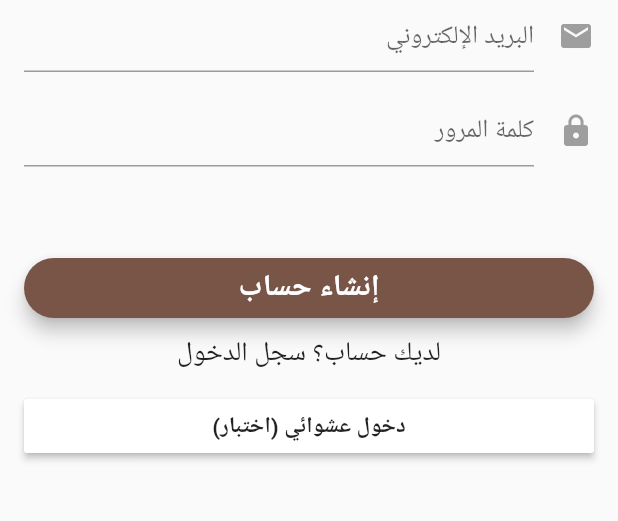
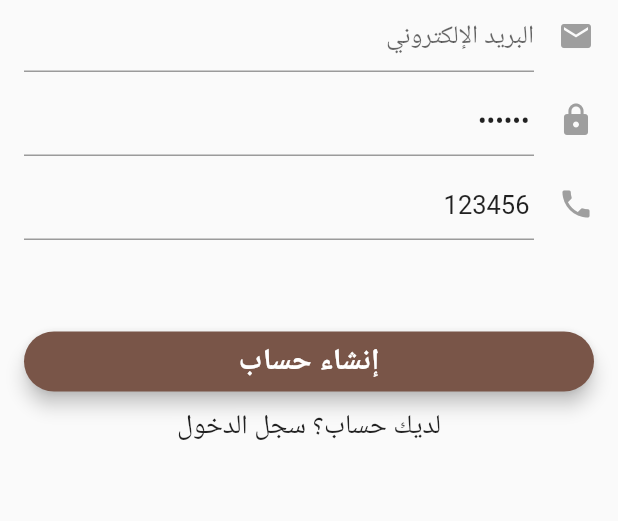
Before and after one commit to rami-alloush/qodorat, a Flutter app: the LoginSignUpPage screen opened directly, after a tap on "تسجيل الدخول", after a tap on "إنشاء حساب جديد", on a phone screen of 412 x 824 dp, the part 396-917 px from its top. Run offline on Flutter 3.47's test engine with Material 2 defaults, Android fonts, the light colour scheme and no system bars; our stand-ins replace cloud_firestore, firebase_auth, intro_slider, shared_preferences; accounts and stored records are empty.

Commit message:
LoginSignup working with two different Forms with Email Verification

```diff
--- a/lib/db.dart
+++ b/lib/db.dart
@@ -6,9 +6,10 @@ import 'models.dart';
 class DatabaseService {
   final Firestore _db = Firestore.instance;
 
-  Future<void> createUser(FirebaseUser user) {
+  Future<void> createUser(FirebaseUser user, String phone) {
     return _db.collection('users').document(user.uid).setData({
       'email': '${user.email}',
+      'phone': '$phone',
       'paid': false,
     });
   }
--- a/lib/pages/home_page.dart
+++ b/lib/pages/home_page.dart
@@ -49,7 +49,7 @@ class HomePage extends StatelessWidget {
               return Center(
                 child: RaisedButton(
                     child: Text('Update Profile'),
-                    onPressed: () => db.createUser(user)),
+                    onPressed: () => db.createUser(user, "123446")),
               );
             }
           },
--- a/lib/pages/intro_page.dart
+++ b/lib/pages/intro_page.dart
@@ -56,7 +56,7 @@ class IntroScreenState extends State<IntroScreen> {
         color: Colors.white,
       ),
       renderSkipBtn: Text(
-        "إلفاء",
+        "إلغاء",
       ),
       renderDoneBtn: Text(
         "تم",
--- a/lib/pages/login_signup_page.dart
+++ b/lib/pages/login_signup_page.dart
@@ -3,9 +3,11 @@ import 'package:firebase_auth/firebase_auth.dart';
 import 'package:shared_preferences/shared_preferences.dart';
 import 'dart:async';
 import 'package:qodorat/pages/intro_page.dart';
+import 'package:qodorat/db.dart';
 
 class LoginSignUpPage extends StatefulWidget {
   final auth = FirebaseAuth.instance;
+  final db = DatabaseService();
 
   @override
   State<StatefulWidget> createState() => new _LoginSignUpPageState();
@@ -14,10 +16,12 @@ class LoginSignUpPage extends StatefulWidget {
 enum FormMode { LOGIN, SIGNUP }
 
 class _LoginSignUpPageState extends State<LoginSignUpPage> {
-  final _formKey = new GlobalKey<FormState>();
+  final _loginFormKey = new GlobalKey<FormState>();
+  final _signupFormKey = new GlobalKey<FormState>();
 
   String _email;
   String _password;
+  String _phone;
   String _errorMessage;
 
   // Initial form is login form
@@ -27,6 +31,7 @@ class _LoginSignUpPageState extends State<LoginSignUpPage> {
 
   final FocusNode _emailFocus = FocusNode();
   final FocusNode _passFocus = FocusNode();
+  final FocusNode _phoneFocus = FocusNode();
 
   @override
   void initState() {
@@ -36,6 +41,17 @@ class _LoginSignUpPageState extends State<LoginSignUpPage> {
       checkFirstSeen();
     });
     super.initState();
+  }
+
+  Future checkFirstSeen() async {
+    SharedPreferences prefs = await SharedPreferences.getInstance();
+    bool _seen = (prefs.getBool('seen') ?? false);
+    if (!_seen) {
+      // Never saw intro
+      prefs.setBool('seen', true);
+      Navigator.of(context)
+          .push(MaterialPageRoute(builder: (context) => IntroScreen()));
+    }
   }
 
   @override
@@ -51,31 +67,20 @@ class _LoginSignUpPageState extends State<LoginSignUpPage> {
             builder: (BuildContext context) {
           return Stack(
             children: <Widget>[
-              _showBody(context),
+              _formMode == FormMode.LOGIN
+                  ? _showLoginBody(context)
+                  : _showSignUpBody(context),
               _showCircularProgress(),
             ],
           );
         }));
   }
 
-  Future checkFirstSeen() async {
-    SharedPreferences prefs = await SharedPreferences.getInstance();
-    bool _seen = (prefs.getBool('seen') ?? false);
-//    print("Seen? " + '$_seen');
-
-    if (!_seen) {
-      // Never saw intro
-      prefs.setBool('seen', true);
-      Navigator.of(context).push(
-          MaterialPageRoute(builder: (context) => IntroScreen()));
-    }
-  }
-
-  Widget _showBody(BuildContext context) {
+  Widget _showLoginBody(BuildContext context) {
     return new Container(
         padding: EdgeInsets.all(16.0),
-        child: new Form(
-          key: _formKey,
+        child: Form(
+          key: _loginFormKey,
           child: new ListView(
             shrinkWrap: true,
             children: <Widget>[
@@ -84,18 +89,30 @@ class _LoginSignUpPageState extends State<LoginSignUpPage> {
               _showPasswordInput(),
               _showErrorMessage(),
               _showPrimaryButton(),
-              _showSecondaryButton(),
-              RaisedButton(
-                child: Text('دخول عشوائي (اختبار)'),
-                onPressed: _signInAnonymously,
-              )
+              _showSecondaryButton()
             ],
           ),
         ));
   }
 
-  void _signInAnonymously() {
-    FirebaseAuth.instance.signInAnonymously();
+  Widget _showSignUpBody(BuildContext context) {
+    return new Container(
+        padding: EdgeInsets.all(16.0),
+        child: Form(
+          key: _signupFormKey,
+          child: new ListView(
+            shrinkWrap: true,
+            children: <Widget>[
+              _showLogo(),
+              _showEmailInput(),
+              _showPasswordInput(),
+              _showPhoneInput(),
+              _showErrorMessage(),
+              _showPrimaryButton(),
+              _showSecondaryButton()
+            ],
+          ),
+        ));
   }
 
   Widget _showLogo() {
@@ -135,12 +152,16 @@ class _LoginSignUpPageState extends State<LoginSignUpPage> {
 
   Widget _showPasswordInput() {
     return Padding(
-      padding: const EdgeInsets.fromLTRB(0.0, 15.0, 0.0, 0.0),
+      padding: const EdgeInsets.fromLTRB(0.0, 8.0, 0.0, 0.0),
       child: new TextFormField(
+        initialValue: "123456",
         maxLines: 1,
         obscureText: true,
+        textInputAction: TextInputAction.next,
         focusNode: _passFocus,
         autofocus: false,
+        onFieldSubmitted: (term) =>
+            FocusScope.of(context).requestFocus(_phoneFocus),
         decoration: new InputDecoration(
             hintText: 'كلمة المرور',
             icon: new Icon(
@@ -149,6 +170,28 @@ class _LoginSignUpPageState extends State<LoginSignUpPage> {
             )),
         validator: (value) => value.isEmpty ? 'برجاء ادخال كلمة المرور' : null,
         onSaved: (value) => _password = value,
+      ),
+    );
+  }
+
+  Widget _showPhoneInput() {
+    return Padding(
+      padding: const EdgeInsets.fromLTRB(0.0, 8.0, 0.0, 0.0),
+      child: TextFormField(
+        initialValue: "123456",
+        maxLines: 1,
+        keyboardType: TextInputType.phone,
+        textInputAction: TextInputAction.done,
+        focusNode: _phoneFocus,
+        autofocus: false,
+        decoration: InputDecoration(
+            hintText: 'الجوال',
+            icon: Icon(
+              Icons.phone,
+              color: Colors.grey,
+            )),
+        validator: (value) => value.isEmpty ? 'برجاء ادخال رقم الجوال' : null,
+        onSaved: (value) => _phone = value,
       ),
     );
   }
@@ -198,29 +241,27 @@ class _LoginSignUpPageState extends State<LoginSignUpPage> {
       });
       String userId = "";
       try {
+        // Login Form
         if (_formMode == FormMode.LOGIN) {
           FirebaseUser user = await widget.auth
               .signInWithEmailAndPassword(email: _email, password: _password);
           userId = user.uid;
           print('Signed in: $userId');
+
+          if (!user.isEmailVerified) {
+            _showVerifyEmailSentDialog(user);
+          }
         } else {
+          // SignUp Form
           FirebaseUser user = await widget.auth.createUserWithEmailAndPassword(
               email: _email, password: _password);
           userId = user.uid;
           print('Signed up user: $userId');
-          // Will be redirected from StartPage()
+
+          // Take Actions
+          widget.db.createUser(user, _phone);
           user.sendEmailVerification();
-          _showVerifyEmailSentDialog();
-          setState(() {
-            _isLoading = false;
-          });
-        }
-
-        // Callback (not used)
-        if (userId.length > 0 &&
-            userId != null &&
-            _formMode == FormMode.LOGIN) {
-          print("Debug: " + "widget.onSignedIn()");
+          _showVerifyEmailSentDialog(user);
         }
       } catch (e) {
         print('Auth Error: $e');
@@ -243,6 +284,10 @@ class _LoginSignUpPageState extends State<LoginSignUpPage> {
             case "ERROR_USER_DISABLED":
               _errorMessage = "تم إيقاف هذا الحساب. برجاء التواصل مع الإدارة";
               break;
+            case "ERROR_EMAIL_ALREADY_IN_USE":
+              _errorMessage =
+                  "تم تسجيل حساب بهذا البريد الإلكتروني. برجاء تسجيل الدخول";
+              break;
           }
         });
       }
@@ -251,7 +296,10 @@ class _LoginSignUpPageState extends State<LoginSignUpPage> {
 
   // Check if form is valid before perform login or signup
   bool _validateAndSave() {
-    final form = _formKey.currentState;
+    final form = _formMode == FormMode.LOGIN
+        ? _loginFormKey.currentState
+        : _signupFormKey.currentState;
+
     if (form.validate()) {
       form.save();
       return true;
@@ -260,7 +308,7 @@ class _LoginSignUpPageState extends State<LoginSignUpPage> {
   }
 
   void _changeFormToSignUp() {
-    _formKey.currentState.reset();
+    _loginFormKey.currentState.reset();
     _errorMessage = "";
     setState(() {
       _formMode = FormMode.SIGNUP;
@@ -268,7 +316,7 @@ class _LoginSignUpPageState extends State<LoginSignUpPage> {
   }
 
   void _changeFormToLogin() {
-    _formKey.currentState.reset();
+    _signupFormKey.currentState.reset();
     _errorMessage = "";
     setState(() {
       _formMode = FormMode.LOGIN;
@@ -285,7 +333,10 @@ class _LoginSignUpPageState extends State<LoginSignUpPage> {
     );
   }
 
-  void _showVerifyEmailSentDialog() {
+  void _showVerifyEmailSentDialog(FirebaseUser user) {
+    setState(() {
+      _isLoading = false;
+    });
     showDialog(
       context: context,
       builder: (BuildContext context) {
@@ -295,11 +346,25 @@ class _LoginSignUpPageState extends State<LoginSignUpPage> {
           content: new Text(
               "تم إرسال رابط تأكيد البريد الإلكتروني. برجاء تأكيد البريد الإلكتروني حتى تتمكن من استخدام البرنامج."),
           actions: <Widget>[
+            new RaisedButton(
+              child: new Text(
+                "إعادة إرسال",
+                style: TextStyle(color: Colors.white),
+              ),
+              onPressed: () {
+                user.sendEmailVerification();
+                Navigator.of(context).pop();
+                widget.auth.signOut();
+              },
+            ),
             new FlatButton(
               child: new Text("موافق"),
               onPressed: () {
-                _changeFormToLogin();
+                if (_signupFormKey.currentState != null) {
+                  _changeFormToLogin();
+                }
                 Navigator.of(context).pop();
+                widget.auth.signOut();
               },
             ),
           ],
```
Also changed, not shown: lib/main.dart (+14 -2 lines).
